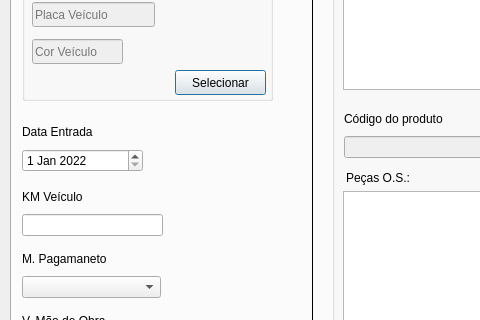
The window that frm_ordemservico.ui (ustop0/TCC) describes before a commit, drawn with Qt 5; both pictures show x 0 to 480 and y 156 to 476 of the 830 by 667 pixel window.
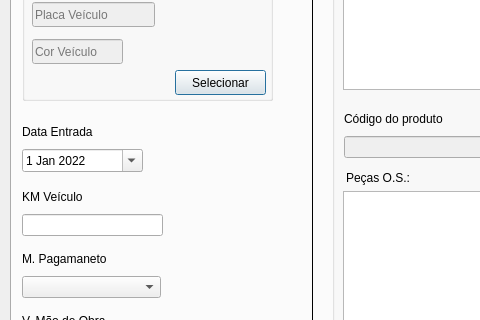
The same window after the commit. The open tabs and pages were chosen to show the change.

Patch:
```diff
--- a/frm_ordemservico.ui
+++ b/frm_ordemservico.ui
@@ -80,6 +80,9 @@
           <day>1</day>
          </datetime>
         </property>
+        <property name="calendarPopup">
+         <bool>true</bool>
+        </property>
        </widget>
       </item>
      </layout>
```
